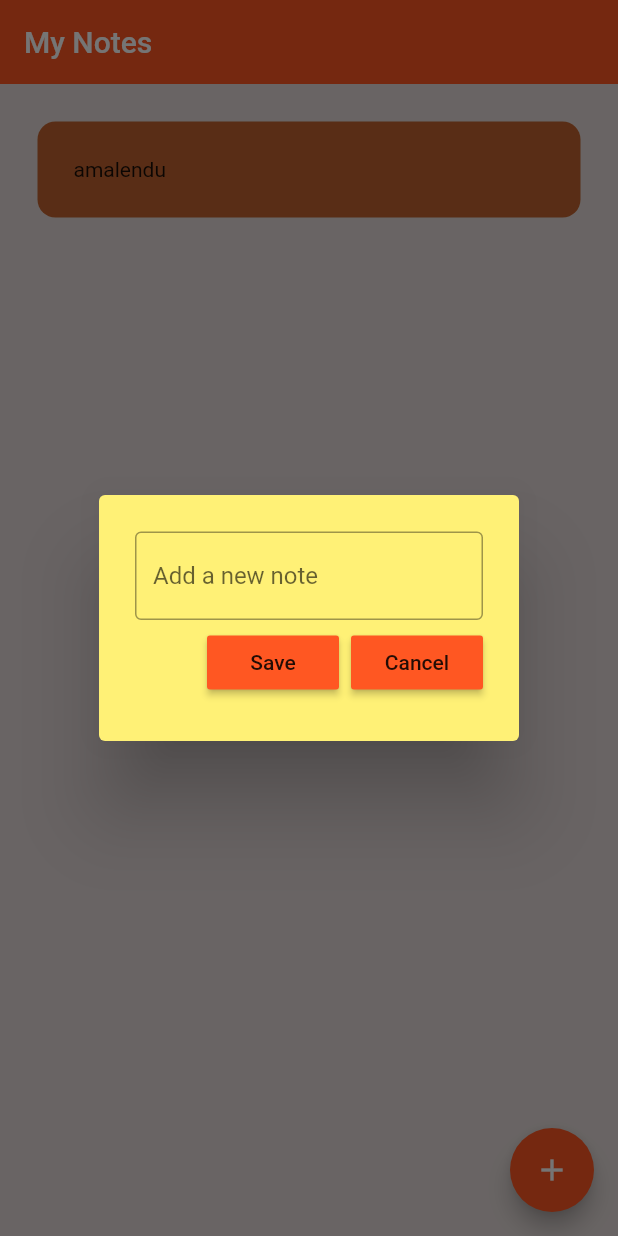
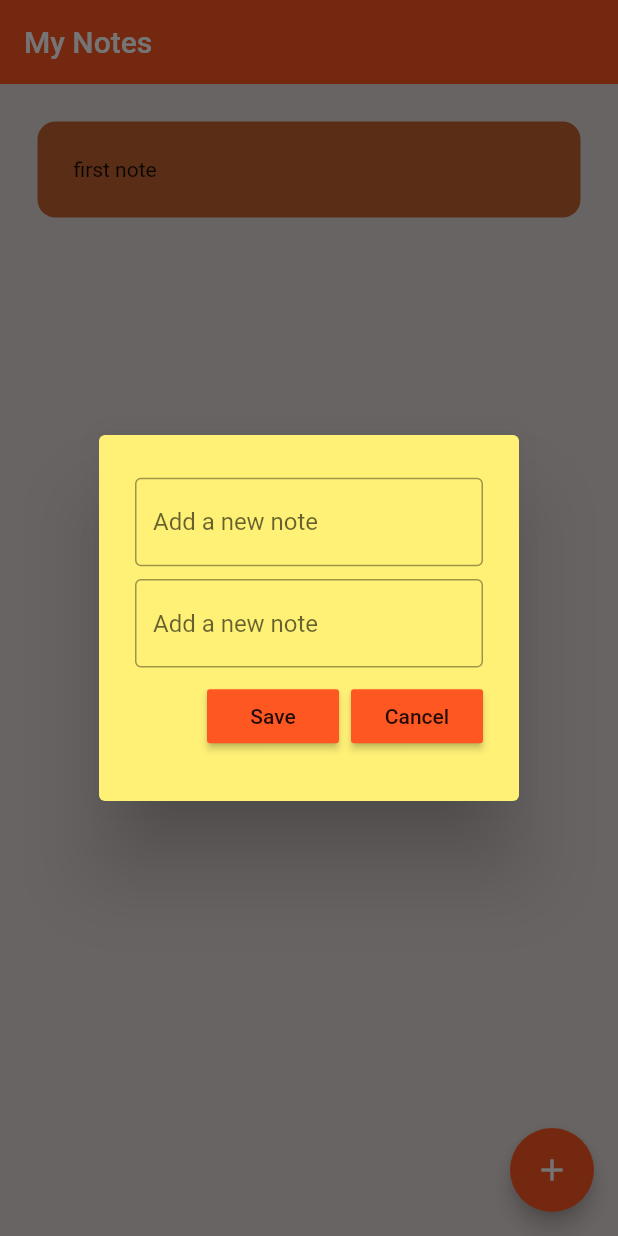
Before and after one commit to amalendu123/notetakingapp-using-flutter, a Flutter app: the screen it shows after launch, after a tap on the "add" icon, on a phone screen of 412 x 824 dp. Run offline on Flutter 3.47's test engine with Material 2 defaults, Android fonts, the phone set to English and light mode, and no system bars; our stand-ins replace hive, hive_flutter; accounts and stored records are empty.

Commit message:
completed the app

```diff
--- a/notetakingapp/lib/database.dart
+++ b/notetakingapp/lib/database.dart
@@ -8,7 +8,9 @@ class NoteDataBase {
 
   // run this method if this is the 1st time ever opening this app
   void createInitialData() {
-    notes = ["amalendu"];
+    notes = [
+      ["first note ", "this is my first note "],
+    ];
   }
 
   // load the data from database
--- a/notetakingapp/lib/page/Homescreen.dart
+++ b/notetakingapp/lib/page/Homescreen.dart
@@ -32,10 +32,15 @@ class _HomescreenState extends State<Homescreen> {
   }
 
   final _controller = TextEditingController();
+  final _notescontroller = TextEditingController();
   void saveNewTask() {
-    setState(() {});
+    setState(() {
+      db.notes.add([_controller.text, _notescontroller.text]);
+    });
     Navigator.of(context).pop();
     db.updateDataBase();
+    _controller.clear();
+    _notescontroller.clear();
   }
 
   void createNewTask() {
@@ -43,6 +48,7 @@ class _HomescreenState extends State<Homescreen> {
       context: context,
       builder: (context) {
         return DialogBox(
+          notescontroller: _notescontroller,
           controller: _controller,
           onSave: saveNewTask,
           onCancel: () => Navigator.of(context).pop(),
@@ -69,7 +75,8 @@ class _HomescreenState extends State<Homescreen> {
           itemCount: db.notes.length,
           itemBuilder: (context, index) {
             return Notetile(
-              titleName: db.notes[index],
+              titleName: db.notes[index][0],
+              notess1: db.notes[index][1],
             );
           }),
     );
--- a/notetakingapp/lib/page/dialogbox.dart
+++ b/notetakingapp/lib/page/dialogbox.dart
@@ -4,11 +4,13 @@ import 'my_button.dart';
 
 class DialogBox extends StatelessWidget {
   final controller;
+  final notescontroller;
   VoidCallback onSave;
   VoidCallback onCancel;
 
   DialogBox({
     super.key,
+    required this.notescontroller,
     required this.controller,
     required this.onSave,
     required this.onCancel,
@@ -19,14 +21,21 @@ class DialogBox extends StatelessWidget {
     return AlertDialog(
       backgroundColor: Colors.yellow[300],
       content: Container(
-        height: 120,
+        height: 200,
         child: Column(
           mainAxisAlignment: MainAxisAlignment.spaceEvenly,
           children: [
             // get user input
             TextField(
               controller: controller,
-              decoration: InputDecoration(
+              decoration: const InputDecoration(
+                border: OutlineInputBorder(),
+                hintText: "Add a new note ",
+              ),
+            ),
+            TextField(
+              controller: notescontroller,
+              decoration: const InputDecoration(
                 border: OutlineInputBorder(),
                 hintText: "Add a new note ",
               ),
--- a/notetakingapp/lib/page/notestile.dart
+++ b/notetakingapp/lib/page/notestile.dart
@@ -1,15 +1,24 @@
 import 'package:flutter/material.dart';
 import 'package:flutter/src/widgets/framework.dart';
 import 'package:flutter/src/widgets/placeholder.dart';
+import 'package:notetakingapp/page/noteview.dart';
 
 class Notetile extends StatelessWidget {
   final String titleName;
-  Notetile({super.key, required this.titleName});
+  final String notess1;
+  Notetile({super.key, required this.titleName, required this.notess1});
 
   @override
   Widget build(BuildContext context) {
     return Padding(
       padding: const EdgeInsets.only(left: 25.0, right: 25, top: 25),
+      child: InkWell(
+        onTap: () {
+          Navigator.push(
+              context,
+              MaterialPageRoute(
+                  builder: (context) => Noteview(notess: notess1)));
+        },
         child: Container(
           padding: EdgeInsets.all(24),
           decoration: BoxDecoration(
@@ -25,6 +34,7 @@ class Notetile extends StatelessWidget {
             ],
           ),
         ),
+      ),
     );
   }
 }
```
Also changed, not shown: notetakingapp/lib/page/noteview.dart (added, +22 -0 lines). Lines whose indentation alone changed are shown as unchanged.
